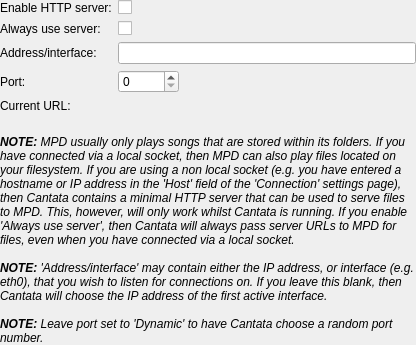
The window that http/httpserversettings.ui (polpo/cantata-mac) describes before a commit, drawn with Qt 5.
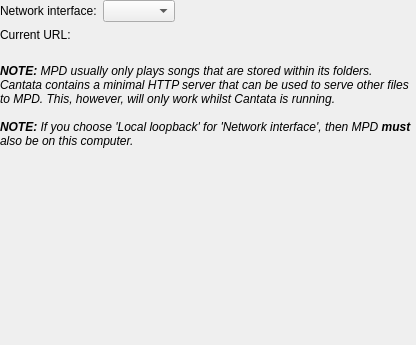
The same window after the commit. Custom widgets are drawn as their Qt base class.

Commit message: Simplify HTTP server settings. Now only the interface can be chosen. HTTP server is used for all non-MPD files. If computer has no active network connection (e.g. lo is the only interface), then the HTTP server settings page is hidden.

Patch:
```diff
--- a/http/httpserversettings.ui
+++ b/http/httpserversettings.ui
@@ -19,27 +19,10 @@
      <property name="fieldGrowthPolicy">
       <enum>QFormLayout::ExpandingFieldsGrow</enum>
      </property>
-     <item row="0" column="0">
-      <widget class="BuddyLabel" name="label">
-       <property name="text">
-        <string>Enable HTTP server:</string>
-       </property>
-       <property name="buddy">
-        <cstring>enableHttp</cstring>
-       </property>
-      </widget>
-     </item>
-     <item row="0" column="1">
-      <widget class="OnOffButton" name="enableHttp">
-       <property name="text">
-        <string/>
-       </property>
-      </widget>
-     </item>
      <item row="1" column="0">
-      <widget class="BuddyLabel" name="label_2">
+      <widget class="BuddyLabel" name="label_5">
        <property name="text">
-        <string>Always use server:</string>
+        <string>Network interface:</string>
        </property>
        <property name="buddy">
         <cstring>alwaysUseHttp</cstring>
@@ -47,53 +30,16 @@
       </widget>
      </item>
      <item row="1" column="1">
-      <widget class="OnOffButton" name="alwaysUseHttp">
-       <property name="text">
-        <string/>
-       </property>
-      </widget>
+      <widget class="QComboBox" name="httpInterface"/>
      </item>
      <item row="2" column="0">
-      <widget class="BuddyLabel" name="label_5">
-       <property name="text">
-        <string>Address/interface:</string>
-       </property>
-       <property name="buddy">
-        <cstring>httpAddress</cstring>
-       </property>
-      </widget>
-     </item>
-     <item row="2" column="1">
-      <widget class="LineEdit" name="httpAddress"/>
-     </item>
-     <item row="3" column="0">
-      <widget class="BuddyLabel" name="label_3">
-       <property name="text">
-        <string>Port:</string>
-       </property>
-       <property name="buddy">
-        <cstring>httpPort</cstring>
-       </property>
-      </widget>
-     </item>
-     <item row="3" column="1">
-      <widget class="SpinBox" name="httpPort">
-       <property name="minimum">
-        <number>0</number>
-       </property>
-       <property name="maximum">
-        <number>65535</number>
-       </property>
-      </widget>
-     </item>
-     <item row="4" column="0">
       <widget class="QLabel" name="label_3b">
        <property name="text">
         <string>Current URL:</string>
        </property>
       </widget>
      </item>
-     <item row="4" column="1">
+     <item row="2" column="1">
       <widget class="QLabel" name="status">
        <property name="font">
         <font>
@@ -123,8 +69,8 @@
    <item>
     <widget class="QLabel" name="label_4">
      <property name="text">
-      <string>&lt;i&gt;&lt;b&gt;NOTE:&lt;/b&gt; MPD usually only plays songs that are stored within its folders. If you have connected via a local socket, then MPD can also play files located on your filesystem. If you are using a non local socket (e.g. you have entered a hostname or IP address in the 'Host' field of the 'Connection' settings page), then Cantata contains a minimal HTTP server that can be used to serve files to MPD. This, however, will only work whilst Cantata is running.  If you enable 'Always use server', then Cantata will always pass server URLs to MPD for files, even when you have  connected via a local socket.&lt;br/&gt;&lt;br/&gt;
-&lt;b&gt;NOTE:&lt;/b&gt; 'Address/interface' may contain either the IP address, or interface (e.g. eth0), that you wish to listen for connections on. If you leave this blank, then Cantata will choose the IP address of the first active interface.&lt;br/&gt;&lt;br/&gt;&lt;b&gt;NOTE:&lt;/b&gt; Leave port set to 'Dynamic' to have Cantata choose a random port number.&lt;/i&gt;</string>
+      <string>&lt;i&gt;&lt;b&gt;NOTE:&lt;/b&gt; MPD usually only plays songs that are stored within its folders. Cantata contains a minimal HTTP server that can be used to serve other files to MPD. This, however, will only work whilst Cantata is running.&lt;br/&gt;&lt;br/&gt;
+&lt;b&gt;NOTE:&lt;/b&gt; If you choose 'Local loopback' for 'Network interface', then MPD &lt;b&gt;must&lt;/b&gt; also be on this computer.&lt;/i&gt;</string>
      </property>
      <property name="wordWrap">
       <bool>true</bool>
@@ -147,26 +93,11 @@
   </layout>
  </widget>
  <customwidgets>
-  <customwidget>
-   <class>OnOffButton</class>
-   <extends>QCheckBox</extends>
-   <header>onoffbutton.h</header>
-  </customwidget>
-  <customwidget>
-   <class>LineEdit</class>
-   <extends>QLineEdit</extends>
-   <header>lineedit.h</header>
-  </customwidget>
   <customwidget>
    <class>BuddyLabel</class>
    <extends>QLabel</extends>
    <header>buddylabel.h</header>
   </customwidget>
-  <customwidget>
-   <class>SpinBox</class>
-   <extends>QSpinBox</extends>
-   <header>spinbox.h</header>
-  </customwidget>
  </customwidgets>
  <tabstops>
   <tabstop>enableHttp</tabstop>
```
Left out of the diff: 60 changed lines with no effect on the pictures. The commit also changes 13 other files.
